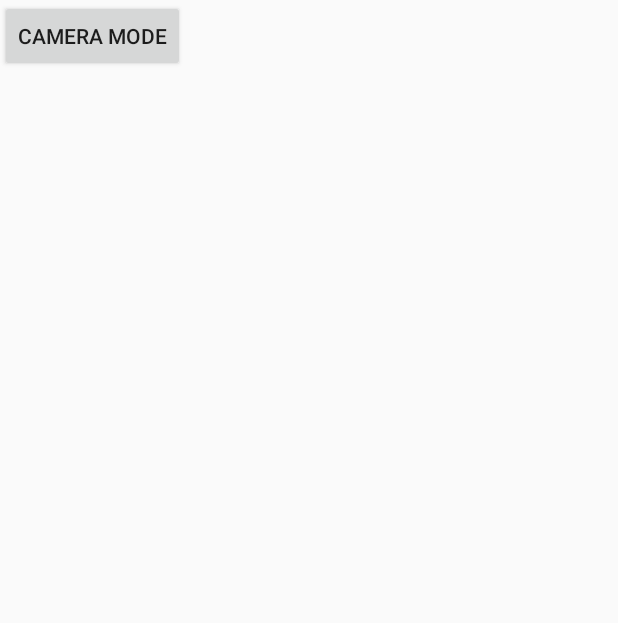
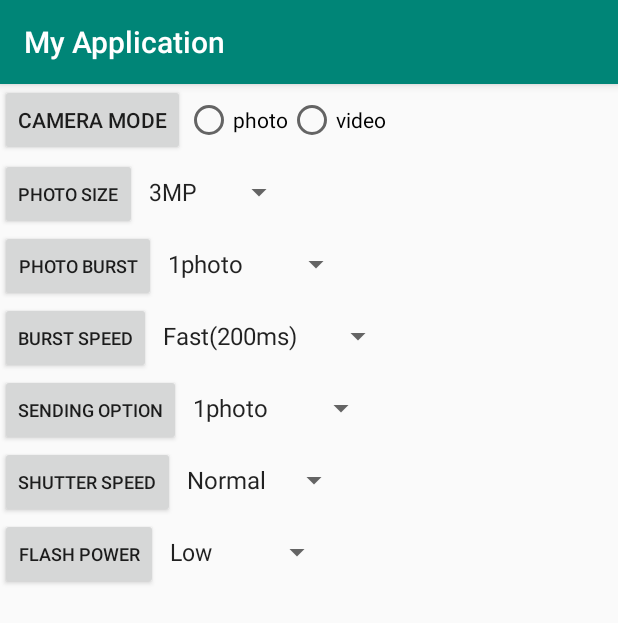
Before and after one commit to he56jian/summary, an Android app: the screen it shows after launch (MainActivity before the commit, CameraActivity after it), after a tap on "CAMERA MODE", on a phone screen of 412 x 824 dp. Shown: the top 623 px of the screen. Run offline under Robolectric (Android 15) with nearby library versions, the phone set to English and light mode, and no system bars.

Commit message:
添加Actitity

```diff
--- /dev/null
+++ b/exercise/Android/QRTest/app/src/main/java/com/example/myapplication/com/example/myapplication/activity/CameraActivity.java
@@ -0,0 +1,197 @@
+package com.example.myapplication.com.example.myapplication.activity;
+
+import android.content.Intent;
+import android.os.Bundle;
+import android.util.Log;
+import android.view.View;
+import android.widget.AdapterView;
+import android.widget.ArrayAdapter;
+import android.widget.Button;
+import android.widget.CompoundButton;
+import android.widget.RadioButton;
+import android.widget.RadioGroup;
+import android.widget.Spinner;
+import android.widget.Switch;
+
+import androidx.appcompat.app.AppCompatActivity;
+
+import com.example.myapplication.R;
+
+import java.util.ArrayList;
+import java.util.List;
+
+public class CameraActivity extends AppCompatActivity  {
+    private String content = "我是传回来的值";
+    private Switch switcher;
+    private List<String> list_photoSize = new ArrayList<String>();
+    private List<String> list_photoBurst = new ArrayList<String>();
+    private List<String> list_burstSpeed = new ArrayList<String>();
+    private List<String> list_sendingOption = new ArrayList<String>();
+    private List<String> list_shutterSpeed = new ArrayList<String>();
+    private List<String> list_flashPower = new ArrayList<String>();
+    private Spinner spinner_photoSize, spinner_photoBurst, spinner_burstSpeed, spinner_sendingOption, spinner_shutterSpeed, spinner_flashPower;
+    //    private Spinner spinner_photoBurst;
+    private ArrayAdapter<String> adapter;
+
+    @Override
+    protected void onCreate(Bundle savedInstanceState) {
+        super.onCreate(savedInstanceState);
+        setContentView(R.layout.camera_mode);
+        init();
+    }
+
+    //初始化操作
+    private void init() {
+        chooseCameraMode();
+
+        spinner_photoSize = findViewById(R.id.spinner_photoSize);
+        spinner_photoBurst = findViewById(R.id.spinner_photoBurst);
+        spinner_burstSpeed = findViewById(R.id.spinner_burstSpeed);
+
+        //往列表中添加选项
+        list_photoSize.add("3MP");
+        list_photoSize.add("5MP");
+        list_photoSize.add("8MP");
+        list_photoSize.add("12MP");
+        list_photoSize.add("16Mp");
+        list_photoSize.add("20MP");
+        //photo size选择器选择监听
+        listSelect(list_photoSize, spinner_photoSize);
+
+        //往列表中添加选项
+        list_photoBurst.add("1photo");
+        list_photoBurst.add("2photos");
+        list_photoBurst.add("3photos");
+        list_photoBurst.add("4photos");
+        list_photoBurst.add("5photos");
+        list_photoBurst.add("6photos");
+        list_photoBurst.add("7photos");
+        list_photoBurst.add("8photos");
+        list_photoBurst.add("9photos");
+        list_photoBurst.add("10photos");
+        //photo burst选择器选择监听
+        listSelect(list_photoBurst, spinner_photoBurst);
+
+        list_burstSpeed.add("Fast(200ms)");
+        list_burstSpeed.add("Show(500ms)");
+        listSelect(list_burstSpeed, spinner_burstSpeed);
+
+        spinner_sendingOption = findViewById(R.id.spinner_sendingOption);
+        list_sendingOption.add("1photo");
+        list_sendingOption.add("2photos");
+        list_sendingOption.add("3photos");
+        list_sendingOption.add("4photos");
+        list_sendingOption.add("5photos");
+        list_sendingOption.add("6photos");
+        list_sendingOption.add("7photos");
+        list_sendingOption.add("8photos");
+        list_sendingOption.add("9photos");
+        list_sendingOption.add("10photos");
+        listSelect(list_sendingOption, spinner_sendingOption);
+
+        spinner_shutterSpeed = findViewById(R.id.spinner_shutterSpeed);
+        list_shutterSpeed.add("Normal");
+        list_shutterSpeed.add("Fast");
+        listSelect(list_shutterSpeed, spinner_shutterSpeed);
+
+
+        spinner_flashPower = findViewById(R.id.spinner_flashPower);
+        list_flashPower.add("Low");
+        list_flashPower.add("Normal");
+        list_flashPower.add("High");
+        listSelect(list_flashPower, spinner_flashPower);
+
+    }
+
+    private RadioGroup rg;
+    private RadioButton rb_photo, rb_video;
+    //在cameraMode里面进行的选择
+    private void chooseCameraMode() {
+        rg = (RadioGroup) findViewById(R.id.rg_sex);
+        rb_photo = (RadioButton) findViewById(R.id.rb_photo);
+        rb_video = (RadioButton) findViewById(R.id.rb_video);
+        //注意是给RadioGroup绑定监视器
+        rg.setOnCheckedChangeListener(new RadioGroup.OnCheckedChangeListener() {
+            @Override
+            public void onCheckedChanged(RadioGroup group, int checkedId) {
+                // 选中状态改变时被触发
+                switch (checkedId) {
+                    case R.id.rb_video:
+                        // 当用户选择video时
+                        Log.i("video", "当前用户选择:video");
+                        break;
+                    case R.id.rb_photo:
+                        // 当用户选择photo时
+                        Log.i("photo", "当前用户选择:photo");
+                        break;
+                }
+            }
+        });
+    }
+
+    //下拉列表的选择
+    public void listSelect(List<String> list_ele, Spinner spinnerEle) {
+        //第二步：为下拉列表定义一个适配器
+        adapter = new ArrayAdapter<String>(this, android.R.layout.simple_spinner_item, list_ele);
+        //第三步：设置下拉列表下拉时的菜单样式
+        adapter.setDropDownViewResource(android.R.layout.simple_spinner_dropdown_item);
+        //第四步：将适配器添加到下拉列表上
+        spinnerEle.setAdapter(adapter);
+        //第五步：添加监听器，为下拉列表设置事件的响应
+//        spinnerEle.setOnItemClickListener(new AdapterView.OnItemClickListener() {
+//            @Override
+//            public void onItemClick(AdapterView<?> adapterView, View view, int i, long l) {
+////                System.out.println(view);
+////                System.out.println(i);
+////                System.out.println(l);
+//            }
+//        });
+    }
+
+
+    //CameraMode单选框按钮监听
+//    class MyRadioButtonListener implements RadioGroup.OnCheckedChangeListener {
+//        @Override
+//        public void onCheckedChanged(RadioGroup group, int checkedId) {
+//            // 选中状态改变时被触发
+//            switch (checkedId) {
+//                case R.id.rb_FeMale:
+//                    // 当用户选择女性时
+//                    Log.i("video", "当前用户选择:video");
+//                    break;
+//                case R.id.rb_Male:
+//                    // 当用户选择男性时
+//                    Log.i("photo", "当前用户选择:photo");
+//                    break;
+//            }
+//        }
+//    }
+
+
+//    @Override
+//    public void onClick(View view) {
+//        // TODO Auto-generated method stub
+//        Intent data = new Intent();
+//        data.putExtra("data", content);
+//        setResult(2, data);
+//        finish();
+//    }
+
+    //overwrite选择器
+    public void onCheckChange() {
+        CompoundButton.OnCheckedChangeListener listener = new CompoundButton.OnCheckedChangeListener() {
+            @Override
+            public void onCheckedChanged(CompoundButton button, boolean isChecked) {
+                if (isChecked) {
+                    switcher.setChecked(true);
+                    System.out.println("photo");
+                } else {
+                    System.out.println("video");
+                }
+            }
+        };
+        switcher.setOnCheckedChangeListener(listener);
+    }
+
+
+}
--- a/exercise/Android/QRTest/app/src/main/java/com/example/myapplication/MainActivity.java
+++ b/exercise/Android/QRTest/app/src/main/java/com/example/myapplication/com/example/myapplication/activity/MainActivity.java
@@ -1,4 +1,4 @@
-package com.example.myapplication;
+package com.example.myapplication.com.example.myapplication.activity;
 
 import android.content.Intent;
 import android.graphics.Bitmap;
@@ -14,7 +14,6 @@ import android.widget.Toast;
 
 import androidx.appcompat.app.AppCompatActivity;
 
-import com.example.myapplication.QrCodeActivity;
 import com.example.myapplication.R;
 import com.google.zxing.BarcodeFormat;
 import com.google.zxing.EncodeHintType;
@@ -32,7 +31,7 @@ public class MainActivity extends AppCompatActivity implements View.OnClickListe
     private TextView textView;
     private EditText editText;
     private Switch switcher;
-
+    private int camera_mode,trigger,raname,over_write,send_mode,work_time,remote_control;
     @Override
     protected void onCreate(Bundle savedInstanceState) {
         super.onCreate(savedInstanceState);
@@ -56,8 +55,6 @@ public class MainActivity extends AppCompatActivity implements View.OnClickListe
         onCheckChange();                                                               //点击overwrite
     }
 
-    public int over_write;
-
     //overwrite选择器
     public void onCheckChange() {
         //overwrite选择器
@@ -76,13 +73,12 @@ public class MainActivity extends AppCompatActivity implements View.OnClickListe
         };
         switcher.setOnCheckedChangeListener(listener);
     }
-
+    Intent intent;
     @Override
     public void onClick(View v) {
         switch (v.getId()) {
             case R.id.button_zxing:                                     //生成二维码
 //                String count = editText.getText().toString().trim();
-
                 String count = "哈哈哈哈哈哈哈哈";
                 if (TextUtils.isEmpty(count)) {                         //如果
                     Toast.makeText(MainActivity.this, "请输入内容", Toast.LENGTH_LONG).show();
@@ -91,28 +87,29 @@ public class MainActivity extends AppCompatActivity implements View.OnClickListe
                 //生成二维码并显示在imageView上，宽和高都为600
                 imageView.setImageBitmap(generateBitmap(count, 600, 600));
                 break;
-
             case R.id.button_camera:
-                Intent intent = new Intent(MainActivity.this,CameraActivity.class);
-                startActivityForResult(intent, 1);
-
-
-                setContentView(R.layout.camera_mode);
+                intent= new Intent(MainActivity.this,CameraActivity.class);
+                startActivityForResult(intent, 1);                //回执
                 break;
             case R.id.button_trigger:
-                setContentView(R.layout.trigger);
+                intent = new Intent(MainActivity.this,TriggerModeActivity.class);
+                startActivityForResult(intent, 1);
                 break;
             case R.id.button_worktime:
-                setContentView(R.layout.worktime);
+                intent = new Intent(MainActivity.this,WorkTimeActivity.class);
+                startActivityForResult(intent, 1);
                 break;
             case R.id.button_sendmode:
-                setContentView(R.layout.sendmode);
+                intent = new Intent(MainActivity.this,SendModeActivity.class);
+                startActivityForResult(intent, 1);
                 break;
             case R.id.button_control:
-                setContentView(R.layout.remote_control);
+                intent = new Intent(MainActivity.this,RemoteControlActivity.class);
+                startActivityForResult(intent, 1);
                 break;
             case R.id.button_rename:
-                setContentView(R.layout.rename);
+                intent = new Intent(MainActivity.this,RenameActivity.class);
+                startActivityForResult(intent, 1);
                 break;
             case R.id.button_overwrite:
                 break;
@@ -173,6 +170,8 @@ public class MainActivity extends AppCompatActivity implements View.OnClickListe
     @Override
     protected void onActivityResult(int requestCode, int resultCode, Intent data) {
         super.onActivityResult(requestCode, resultCode, data);
+        textView = findViewById(R.id.textview_container);
+        textView.setText("扫码结果：" + requestCode+"_"+resultCode);
         //扫码结果
         IntentResult intentResult = IntentIntegrator.parseActivityResult(requestCode, resultCode, data);
         if (intentResult != null) {
--- a/exercise/Android/QRTest/app/src/main/java/com/example/myapplication/QrCodeActivity.java
+++ b/exercise/Android/QRTest/app/src/main/java/com/example/myapplication/com/example/myapplication/activity/QrCodeActivity.java
@@ -1,4 +1,4 @@
-package com.example.myapplication;
+package com.example.myapplication.com.example.myapplication.activity;
 
 import android.os.Bundle;
 import android.os.PersistableBundle;
@@ -6,6 +6,7 @@ import android.view.KeyEvent;
 
 import androidx.appcompat.app.AppCompatActivity;
 
+import com.example.myapplication.R;
 import com.journeyapps.barcodescanner.CaptureManager;
 import com.journeyapps.barcodescanner.DecoratedBarcodeView;
 
--- a/exercise/Android/QRTest/app/src/main/res/layout/camera_mode.xml
+++ b/exercise/Android/QRTest/app/src/main/res/layout/camera_mode.xml
@@ -2,16 +2,126 @@
 <LinearLayout xmlns:android="http://schemas.android.com/apk/res/android"
     android:orientation="vertical" android:layout_width="match_parent"
     android:layout_height="match_parent">
-
-    <Button
+    <LinearLayout
         android:layout_width="wrap_content"
-        android:layout_height="wrap_content"
-        android:text="camera mode"
-        />
-    <TextView
-        android:layout_width="wrap_content"
-        android:layout_height="wrap_content"/>
+        android:layout_height="wrap_content">
+        <Button
+            android:layout_width="wrap_content"
+            android:layout_height="wrap_content"
+            android:text="camera mode"
+            />
+        <RadioGroup
+            android:id="@+id/rg_sex"
+            android:layout_width="match_parent"
+            android:layout_height="wrap_content"
+            android:layout_gravity="center"
+            android:orientation="horizontal" >
+            <RadioButton
+                android:id="@+id/rb_photo"
+                android:layout_width="wrap_content"
+                android:layout_height="wrap_content"
+                android:text="photo" />
+            <RadioButton
+                android:id="@+id/rb_video"
+                android:layout_width="wrap_content"
+                android:layout_height="wrap_content"
+                android:text="video" />
+        </RadioGroup>
+    </LinearLayout>
 
 
 
+    <LinearLayout
+        android:layout_width="wrap_content"
+        android:layout_height="wrap_content">
+        <Button
+            android:layout_width="wrap_content"
+            android:layout_height="wrap_content"
+            android:text="Photo size"
+            android:textSize="12dp"
+            />
+        <Spinner
+            android:id="@+id/spinner_photoSize"
+            android:layout_width="wrap_content"
+            android:layout_height="match_parent"
+            />
+    </LinearLayout>
+
+    <LinearLayout
+        android:layout_width="wrap_content"
+        android:layout_height="wrap_content">
+        <Button
+            android:layout_width="wrap_content"
+            android:layout_height="wrap_content"
+            android:text="photo burst"
+            android:textSize="12dp"
+            />
+        <Spinner
+            android:id="@+id/spinner_photoBurst"
+            android:layout_width="wrap_content"
+            android:layout_height="match_parent"
+            />
+    </LinearLayout>
+    <LinearLayout
+        android:layout_width="wrap_content"
+        android:layout_height="wrap_content">
+        <Button
+            android:layout_width="wrap_content"
+            android:layout_height="wrap_content"
+            android:text="burst speed"
+            android:textSize="12dp"
+            />
+        <Spinner
+            android:id="@+id/spinner_burstSpeed"
+            android:layout_width="wrap_content"
+            android:layout_height="match_parent"
+            />
+    </LinearLayout>
+    <LinearLayout
+        android:layout_width="wrap_content"
+        android:layout_height="wrap_content">
+        <Button
+            android:layout_width="wrap_content"
+            android:layout_height="wrap_content"
+            android:text="sending option"
+            android:textSize="12dp"
+            />
+        <Spinner
+            android:id="@+id/spinner_sendingOption"
+            android:layout_width="wrap_content"
+            android:layout_height="match_parent"
+            />
+    </LinearLayout>
+    <LinearLayout
+        android:layout_width="wrap_content"
+        android:layout_height="wrap_content">
+        <Button
+            android:layout_width="wrap_content"
+            android:layout_height="wrap_content"
+            android:text="shutter speed"
+            android:textSize="12dp"
+            />
+        <Spinner
+            android:id="@+id/spinner_shutterSpeed"
+            android:layout_width="wrap_content"
+            android:layout_height="match_parent"
+            />
+    </LinearLayout>
+
+    <LinearLayout
+        android:layout_width="wrap_content"
+        android:layout_height="wrap_content">
+        <Button
+            android:layout_width="wrap_content"
+            android:layout_height="wrap_content"
+            android:text="flash power"
+            android:textSize="12dp"
+            />
+        <Spinner
+            android:id="@+id/spinner_flashPower"
+            android:layout_width="wrap_content"
+            android:layout_height="match_parent"
+            />
+    </LinearLayout>
+
 </LinearLayout>
--- a/exercise/Android/QRTest/app/src/main/res/layout/layout_zxing.xml
+++ b/exercise/Android/QRTest/app/src/main/res/layout/layout_zxing.xml
@@ -5,7 +5,7 @@
     android:layout_width="match_parent"
     android:layout_height="match_parent"
     app:layout_behavior="@string/appbar_scrolling_view_behavior"
-    tools:context=".MainActivity"
+    tools:context=".com.example.myapplication.activity.MainActivity"
     tools:showIn="@layout/activity_main">
 
     <TextView
--- a/exercise/Android/QRTest/app/src/main/res/menu/menu_main.xml
+++ b/exercise/Android/QRTest/app/src/main/res/menu/menu_main.xml
@@ -1,7 +1,7 @@
 <menu xmlns:android="http://schemas.android.com/apk/res/android"
     xmlns:app="http://schemas.android.com/apk/res-auto"
     xmlns:tools="http://schemas.android.com/tools"
-    tools:context="com.example.myapplication.MainActivity">
+    tools:context="com.example.myapplication.com.example.myapplication.activity.MainActivity">
     <item
         android:id="@+id/action_settings"
         android:orderInCategory="100"
--- a/exercise/Android/QRTest/app/src/main/res/values/colors.xml
+++ b/exercise/Android/QRTest/app/src/main/res/values/colors.xml
@@ -3,4 +3,5 @@
     <color name="colorPrimary">#008577</color>
     <color name="colorPrimaryDark">#00574B</color>
     <color name="colorAccent">#D81B60</color>
+    <color name="c_gray_6">#8a8a8a</color>
 </resources>
--- a/exercise/Android/QRTest/app/src/main/res/values/dimens.xml
+++ b/exercise/Android/QRTest/app/src/main/res/values/dimens.xml
@@ -1,3 +1,5 @@
 <resources>
     <dimen name="fab_margin">16dp</dimen>
+    <dimen name="text_18">18dp</dimen>
+    <dimen name="dimen_10">10dp</dimen>
 </resources>
```
Also changed, not shown: exercise/Android/QRTest/app/src/main/AndroidManifest.xml (+7 -1 lines), exercise/Android/QRTest/app/src/main/java/com/example/myapplication/CameraActivity.java (deleted, +0 -28 lines), exercise/Android/QRTest/app/src/main/java/com/example/myapplication/com/example/myapplication/activity/RemoteControlActivity.java (added, +17 -0 lines), exercise/Android/QRTest/app/src/main/java/com/example/myapplication/com/example/myapplication/activity/RenameActivity.java (added, +17 -0 lines), exercise/Android/QRTest/app/src/main/java/com/example/myapplication/com/example/myapplication/activity/SendModeActivity.java (added, +17 -0 lines), exercise/Android/QRTest/app/src/main/java/com/example/myapplication/com/example/myapplication/activity/TriggerModeActivity.java (added, +16 -0 lines), exercise/Android/QRTest/app/src/main/java/com/example/myapplication/com/example/myapplication/activity/WorkTimeActivity.java (added, +17 -0 lines), exercise/Android/QRTest/app/src/main/res/layout/activity_main.xml (+8 -9 lines), exercise/Android/QRTest/app/src/main/res/values/styles.xml (+9 -0 lines).
